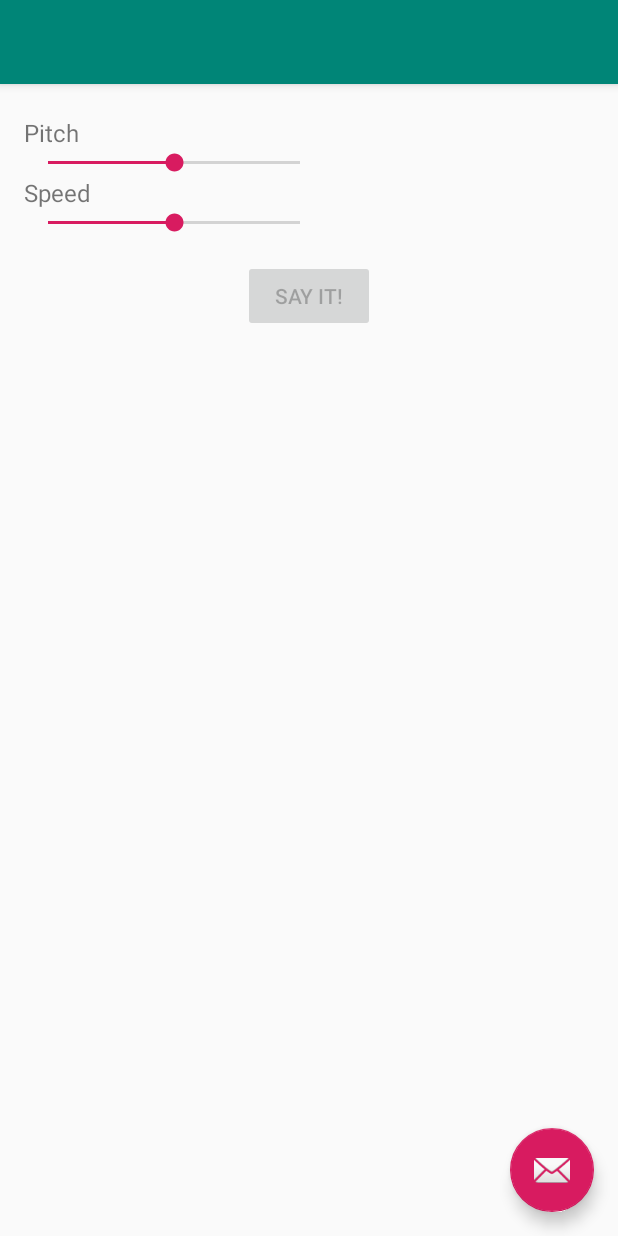
After one commit to david-z-shi/medditV0, an Android app: the layout activity_text_to_speech.xml on its own in the app's theme, with its tools: preview values and no code run, on a phone screen of 412 x 824 dp. The commit adds this screen. Run offline under Robolectric (Android 15) with nearby library versions, the phone set to English and light mode, and no system bars.

Commit message:
copied text-to-speech code, crashes on debugger

```diff
--- a/app/build.gradle
+++ b/app/build.gradle
@@ -22,6 +22,7 @@ dependencies {
     implementation fileTree(dir: 'libs', include: ['*.jar'])
     implementation 'androidx.appcompat:appcompat:1.0.2'
     implementation 'androidx.constraintlayout:constraintlayout:1.1.3'
+    implementation 'com.google.android.material:material:1.0.0'
     testImplementation 'junit:junit:4.12'
     androidTestImplementation 'androidx.test:runner:1.1.1'
     androidTestImplementation 'androidx.test.espresso:espresso-core:3.1.1'
--- a/app/src/main/AndroidManifest.xml
+++ b/app/src/main/AndroidManifest.xml
@@ -9,6 +9,10 @@
         android:roundIcon="@mipmap/ic_launcher_round"
         android:supportsRtl="true"
         android:theme="@style/AppTheme">
+        <activity
+            android:name=".text_to_speech"
+            android:label="@string/title_activity_text_to_speech"
+            android:theme="@style/AppTheme.NoActionBar"></activity>
         <activity android:name=".MainActivity">
             <intent-filter>
                 <action android:name="android.intent.action.MAIN" />
--- a/app/src/main/res/layout/activity_main.xml
+++ b/app/src/main/res/layout/activity_main.xml
@@ -10,9 +10,13 @@
         android:layout_width="wrap_content"
         android:layout_height="wrap_content"
         android:text="Hello World!"
+        android:clickable="true"
+        android:onClick="onClick"
+        android:id="@+id/mainButton"
         app:layout_constraintBottom_toBottomOf="parent"
         app:layout_constraintLeft_toLeftOf="parent"
         app:layout_constraintRight_toRightOf="parent"
-        app:layout_constraintTop_toTopOf="parent" />
+        app:layout_constraintTop_toTopOf="parent"
+        android:focusable="true" />
 
 </androidx.constraintlayout.widget.ConstraintLayout>
--- /dev/null
+++ b/app/src/main/res/layout/activity_text_to_speech.xml
@@ -0,0 +1,33 @@
+<?xml version="1.0" encoding="utf-8"?>
+<androidx.coordinatorlayout.widget.CoordinatorLayout xmlns:android="http://schemas.android.com/apk/res/android"
+    xmlns:app="http://schemas.android.com/apk/res-auto"
+    xmlns:tools="http://schemas.android.com/tools"
+    android:layout_width="match_parent"
+    android:layout_height="match_parent"
+    tools:context=".text_to_speech">
+
+    <com.google.android.material.appbar.AppBarLayout
+        android:layout_width="match_parent"
+        android:layout_height="wrap_content"
+        android:theme="@style/AppTheme.AppBarOverlay">
+
+        <androidx.appcompat.widget.Toolbar
+            android:id="@+id/toolbar"
+            android:layout_width="match_parent"
+            android:layout_height="?attr/actionBarSize"
+            android:background="?attr/colorPrimary"
+            app:popupTheme="@style/AppTheme.PopupOverlay" />
+
+    </com.google.android.material.appbar.AppBarLayout>
+
+    <com.google.android.material.floatingactionbutton.FloatingActionButton
+        android:id="@+id/fab"
+        android:layout_width="wrap_content"
+        android:layout_height="wrap_content"
+        android:layout_gravity="bottom|end"
+        android:layout_margin="@dimen/fab_margin"
+        app:srcCompat="@android:drawable/ic_dialog_email" />
+
+    <include layout="@layout/content_text_to_speech" />
+
+</androidx.coordinatorlayout.widget.CoordinatorLayout>
--- /dev/null
+++ b/app/src/main/res/layout/content_text_to_speech.xml
@@ -0,0 +1,51 @@
+<?xml version="1.0" encoding="utf-8"?>
+<LinearLayout xmlns:android="http://schemas.android.com/apk/res/android"
+xmlns:app="http://schemas.android.com/apk/res-auto"
+xmlns:tools="http://schemas.android.com/tools"
+android:layout_width="match_parent"
+android:layout_height="match_parent"
+android:orientation="vertical"
+android:padding="16dp"
+tools:context=".text_to_speech">
+
+<EditText
+    android:id="@+id/edit_text"
+    android:layout_width="match_parent"
+    android:layout_height="wrap_content"
+    android:layout_marginBottom="16dp"
+    android:hint="Enter Text" />
+
+<TextView
+    android:layout_width="wrap_content"
+    android:layout_height="wrap_content"
+    android:text="Pitch"
+    android:textSize="16sp" />
+
+<SeekBar
+    android:id="@+id/seek_bar_pitch"
+    android:layout_width="200dp"
+    android:layout_height="wrap_content"
+    android:progress="50" />
+
+<TextView
+    android:layout_width="wrap_content"
+    android:layout_height="wrap_content"
+    android:text="Speed"
+    android:textSize="16sp" />
+
+<SeekBar
+    android:id="@+id/seek_bar_speed"
+    android:layout_width="200dp"
+    android:layout_height="wrap_content"
+    android:layout_marginBottom="16dp"
+    android:progress="50" />
+
+<Button
+    android:id="@+id/button_speak"
+    android:layout_width="wrap_content"
+    android:layout_height="wrap_content"
+    android:layout_gravity="center_horizontal"
+    android:enabled="false"
+    android:text="Say it!" />
+
+</LinearLayout>
--- /dev/null
+++ b/app/src/main/res/values/dimens.xml
@@ -0,0 +1,3 @@
+<resources>
+    <dimen name="fab_margin">16dp</dimen>
+</resources>
--- a/app/src/main/res/values/strings.xml
+++ b/app/src/main/res/values/strings.xml
@@ -1,3 +1,4 @@
 <resources>
     <string name="app_name">medditV0</string>
+    <string name="title_activity_text_to_speech">text_to_speech</string>
 </resources>
--- a/app/src/main/res/values/styles.xml
+++ b/app/src/main/res/values/styles.xml
@@ -8,4 +8,13 @@
         <item name="colorAccent">@color/colorAccent</item>
     </style>
 
+    <style name="AppTheme.NoActionBar">
+        <item name="windowActionBar">false</item>
+        <item name="windowNoTitle">true</item>
+    </style>
+
+    <style name="AppTheme.AppBarOverlay" parent="ThemeOverlay.AppCompat.Dark.ActionBar" />
+
+    <style name="AppTheme.PopupOverlay" parent="ThemeOverlay.AppCompat.Light" />
+
 </resources>
```
Also changed, not shown: app/src/main/java/com/example/android/medditv0/MainActivity.java (+15 -0 lines), app/src/main/java/com/example/android/medditv0/text_to_speech.java (added, +82 -0 lines).
